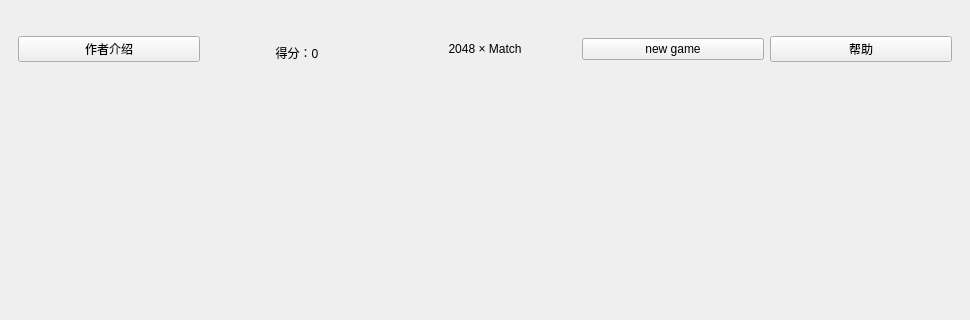
The window that mainwindow.ui (Mohbyiuus/2048Game) describes before a commit, drawn with Qt 5; both pictures show x 0 to 970 and y 0 to 320 of the 970 by 700 pixel window.
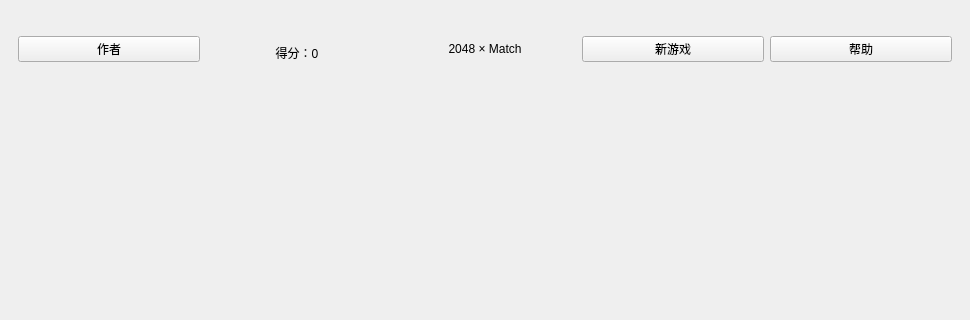
The same window after the commit.

Commit message: Update button text for localization

Patch:
```diff
--- a/mainwindow.ui
+++ b/mainwindow.ui
@@ -33,7 +33,7 @@
        <item>
         <widget class="QPushButton" name="thanks">
          <property name="text">
-          <string>作者介绍</string>
+          <string>作者</string>
          </property>
         </widget>
        </item>
@@ -78,7 +78,7 @@
           </size>
          </property>
          <property name="text">
-          <string>new game</string>
+          <string>新游戏</string>
          </property>
         </widget>
        </item>
```
